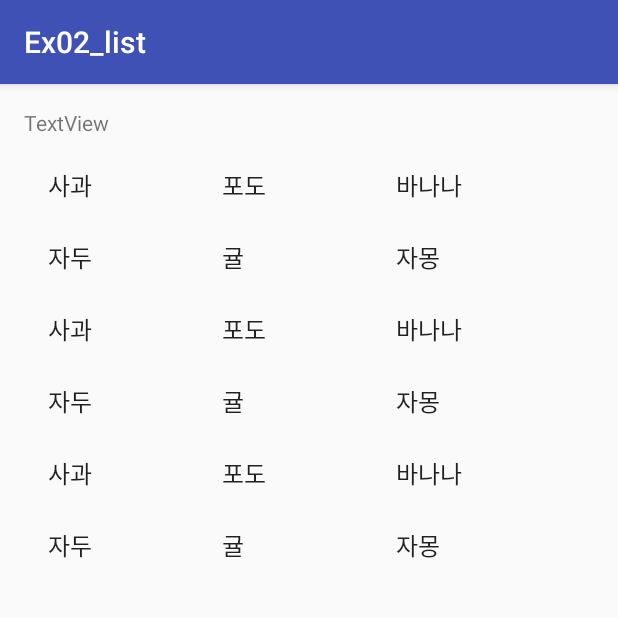
After one commit to CoRock/Android_Ex02_list, an Android app: the GridActivity screen opened directly, with no data from a screen before it, on a phone screen of 412 x 824 dp, the top half of it. The commit adds this screen. Run offline under Robolectric (Android 15) with nearby library versions, the light colour scheme and no system bars.

Commit message:
$ it's implemented gridview

```diff
--- a/Ex02_list/app/src/main/AndroidManifest.xml
+++ b/Ex02_list/app/src/main/AndroidManifest.xml
@@ -27,7 +27,8 @@
         <activity android:name=".ListArray" />
         <activity android:name=".PhonebookActivity" />
         <activity android:name=".ProductActivity" />
-        <activity android:name=".SpinnerActivity"></activity>
+        <activity android:name=".SpinnerActivity" />
+        <activity android:name=".GridActivity"></activity>
     </application>
 
 </manifest>
--- /dev/null
+++ b/Ex02_list/app/src/main/java/com/example/ex02_list/GridActivity.java
@@ -0,0 +1,44 @@
+package com.example.ex02_list;
+
+import android.support.v7.app.AppCompatActivity;
+import android.os.Bundle;
+import android.view.View;
+import android.widget.AdapterView;
+import android.widget.ArrayAdapter;
+import android.widget.GridView;
+import android.widget.TextView;
+
+public class GridActivity extends AppCompatActivity {
+
+    // 변수 선언
+    TextView txtResult;
+    GridView grid1;
+    String[] items = { "사과", "포도", "바나나", "자두", "귤", "자몽",
+            "사과", "포도", "바나나", "자두", "귤", "자몽",
+            "사과", "포도", "바나나", "자두", "귤", "자몽" };
+
+    @Override
+    protected void onCreate(Bundle savedInstanceState) {
+        super.onCreate(savedInstanceState);
+        setContentView(R.layout.grid);
+
+        txtResult = (TextView) findViewById(R.id.txtResult);
+        grid1 = (GridView) findViewById(R.id.grid1);
+
+        // 어댑터 생성
+        ArrayAdapter<String> adapter = new ArrayAdapter<>(
+                this, android.R.layout.simple_list_item_1, items);
+
+        // 그리드뷰에 어댑터 적용
+        grid1.setAdapter(adapter);
+
+        // 이벤트 처리
+        grid1.setOnItemClickListener(new AdapterView.OnItemClickListener() {
+            @Override
+            public void onItemClick(AdapterView<?> parent, View view, int position, long id) {
+                txtResult.setText(items[position]);
+            }
+        });
+    }
+
+}
--- a/Ex02_list/app/src/main/java/com/example/ex02_list/MainActivity.java
+++ b/Ex02_list/app/src/main/java/com/example/ex02_list/MainActivity.java
@@ -39,6 +39,9 @@ public class MainActivity extends AppCompatActivity {
             case R.id.button7:
                 intent = new Intent(this, SpinnerActivity.class);
                 break;
+            case R.id.button8:
+                intent = new Intent(this, GridActivity.class);
+                break;
         }
         startActivity(intent);
     }
--- /dev/null
+++ b/Ex02_list/app/src/main/res/layout/grid.xml
@@ -0,0 +1,34 @@
+<?xml version="1.0" encoding="utf-8"?>
+<android.support.constraint.ConstraintLayout xmlns:android="http://schemas.android.com/apk/res/android"
+    xmlns:app="http://schemas.android.com/apk/res-auto"
+    xmlns:tools="http://schemas.android.com/tools"
+    android:layout_width="match_parent"
+    android:layout_height="match_parent"
+    tools:context=".GridActivity">
+
+    <TextView
+        android:id="@+id/txtResult"
+        android:layout_width="wrap_content"
+        android:layout_height="wrap_content"
+        android:layout_marginBottom="8dp"
+        android:layout_marginLeft="16dp"
+        android:layout_marginStart="16dp"
+        android:layout_marginTop="16dp"
+        android:text="TextView"
+        app:layout_constraintBottom_toTopOf="@+id/grid1"
+        app:layout_constraintStart_toStartOf="parent"
+        app:layout_constraintTop_toTopOf="parent" />
+
+    <!-- numColumns="컬럼의 숫자" 지정하지 않으면 자동 설정 -->
+    <GridView
+        android:id="@+id/grid1"
+        android:numColumns="3"
+        android:layout_width="349dp"
+        android:layout_height="0dp"
+        android:layout_marginBottom="15dp"
+        android:layout_marginLeft="16dp"
+        android:layout_marginStart="16dp"
+        app:layout_constraintBottom_toBottomOf="parent"
+        app:layout_constraintStart_toStartOf="parent"
+        app:layout_constraintTop_toBottomOf="@+id/txtResult" />
+</android.support.constraint.ConstraintLayout>
```
Also changed, not shown: Ex02_list/app/src/main/res/layout-port/activity_main.xml (+12 -1 lines), 1 other file.
